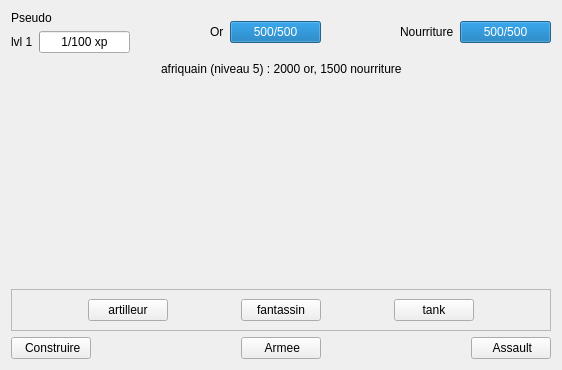
theDude29/world_of_colonies, file gui/mainwindow.ui: the form before one commit.
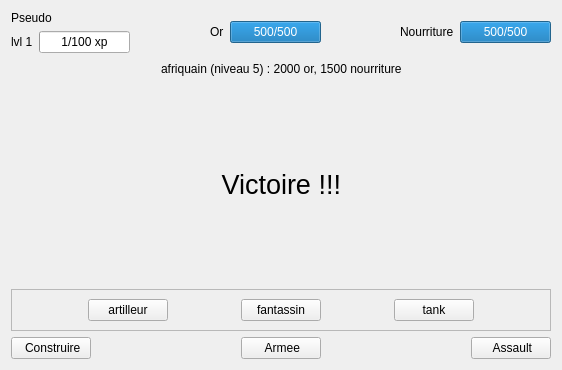
The form after the commit.

Patch:
```diff
--- a/gui/mainwindow.ui
+++ b/gui/mainwindow.ui
@@ -222,6 +222,61 @@
        </property>
       </spacer>
      </item>
+     <item>
+      <layout class="QHBoxLayout" name="horizontalLayout_2">
+       <item>
+        <spacer name="horizontalSpacer_11">
+         <property name="orientation">
+          <enum>Qt::Horizontal</enum>
+         </property>
+         <property name="sizeHint" stdset="0">
+          <size>
+           <width>40</width>
+           <height>20</height>
+          </size>
+         </property>
+        </spacer>
+       </item>
+       <item>
+        <widget class="QLabel" name="label_victoire">
+         <property name="font">
+          <font>
+           <pointsize>20</pointsize>
+          </font>
+         </property>
+         <property name="text">
+          <string> Victoire !!! </string>
+         </property>
+        </widget>
+       </item>
+       <item>
+        <spacer name="horizontalSpacer_12">
+         <property name="orientation">
+          <enum>Qt::Horizontal</enum>
+         </property>
+         <property name="sizeHint" stdset="0">
+          <size>
+           <width>40</width>
+           <height>20</height>
+          </size>
+         </property>
+        </spacer>
+       </item>
+      </layout>
+     </item>
+     <item>
+      <spacer name="verticalSpacer">
+       <property name="orientation">
+        <enum>Qt::Vertical</enum>
+       </property>
+       <property name="sizeHint" stdset="0">
+        <size>
+         <width>20</width>
+         <height>40</height>
+        </size>
+       </property>
+      </spacer>
+     </item>
      <item>
       <layout class="QHBoxLayout" name="horizontalLayout_4">
        <item>
```
